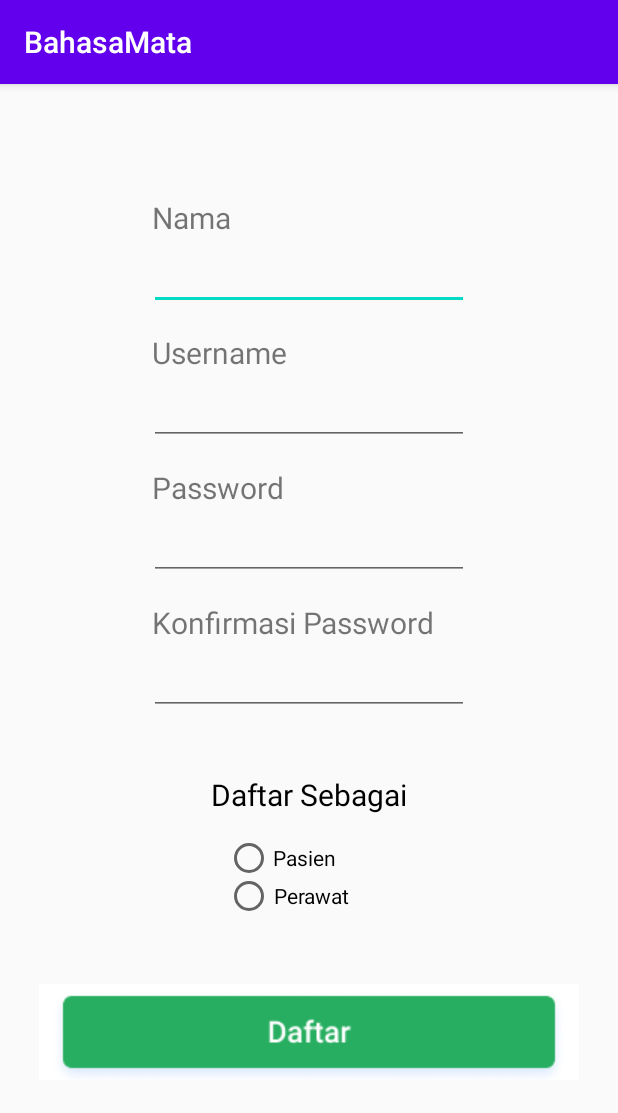
After one commit to TheoGalang/BahasaMata, an Android app: the Daftar screen opened directly, with no data from a screen before it, on a phone screen of 412 x 824 dp. The commit adds this screen. Shown: the top 1113 px of the screen. Run offline under Robolectric (Android 15) with nearby library versions, the phone set to English and light mode, and no system bars.

Commit message:
ini yang bagian main sama daftar akun

```diff
--- a/app/src/main/AndroidManifest.xml
+++ b/app/src/main/AndroidManifest.xml
@@ -9,7 +9,9 @@
         android:roundIcon="@mipmap/ic_launcher_round"
         android:supportsRtl="true"
         android:theme="@style/AppTheme">
+        <activity android:name=".Daftar"></activity>
         <activity android:name=".MainActivity">
+
             <intent-filter>
                 <action android:name="android.intent.action.MAIN" />
 
--- /dev/null
+++ b/app/src/main/java/com/example/bahasamata/Daftar.java
@@ -0,0 +1,25 @@
+package com.example.bahasamata;
+
+import androidx.appcompat.app.AppCompatActivity;
+
+import android.annotation.SuppressLint;
+import android.content.Intent;
+import android.os.Bundle;
+import android.view.View;
+import android.widget.Button;
+import android.widget.EditText;
+import android.widget.RadioButton;
+import android.widget.TextView;
+
+public class Daftar extends AppCompatActivity{
+
+    EditText nama_daftar, username_daftar, password_daftar, konfirmasip_daftar;
+    RadioButton pasien, perawat;
+
+    @Override
+    protected void onCreate(Bundle savedInstanceState){
+        super.onCreate(savedInstanceState);
+        setContentView(R.layout.activity_daftar);
+
+    }
+}
--- /dev/null
+++ b/app/src/main/res/layout/activity_daftar.xml
@@ -0,0 +1,134 @@
+<?xml version="1.0" encoding="utf-8"?>
+<RelativeLayout xmlns:android="http://schemas.android.com/apk/res/android"
+
+    xmlns:app="http://schemas.android.com/apk/res-auto"
+    xmlns:tools="http://schemas.android.com/tools"
+    android:layout_width="match_parent"
+    android:layout_height="match_parent"
+    tools:context=".Daftar">
+
+
+    <TextView
+        android:layout_width="wrap_content"
+        android:layout_height="wrap_content"
+        android:layout_marginStart="101dp"
+        android:layout_marginTop="75dp"
+        android:text="Nama"
+        android:textSize="20dp"
+        android:layout_marginLeft="101dp"
+        />
+
+    <EditText
+        android:id="@+id/daftar_nama"
+        android:layout_width="wrap_content"
+        android:layout_height="wrap_content"
+        android:layout_centerHorizontal="true"
+        android:layout_marginTop="105dp"
+        android:ems="10"
+        android:inputType="textPersonName"
+        />
+
+    <TextView
+        android:layout_width="wrap_content"
+        android:layout_height="wrap_content"
+        android:layout_marginStart="101dp"
+        android:layout_marginTop="165dp"
+        android:text="Username"
+        android:textSize="20dp"
+        android:layout_marginLeft="101dp"
+        />
+
+    <EditText
+        android:id="@+id/daftar_username"
+        android:layout_width="wrap_content"
+        android:layout_height="wrap_content"
+        android:layout_centerHorizontal="true"
+        android:layout_marginTop="195dp"
+        android:ems="10"
+        android:inputType="textPersonName"
+        />
+
+    <TextView
+        android:layout_width="wrap_content"
+        android:layout_height="wrap_content"
+        android:layout_marginStart="101dp"
+        android:layout_marginTop="255dp"
+        android:text="Password"
+        android:textSize="20dp"
+        android:layout_marginLeft="101dp"
+        />
+
+    <EditText
+        android:id="@+id/daftar_password"
+        android:layout_width="wrap_content"
+        android:layout_height="wrap_content"
+        android:layout_centerHorizontal="true"
+        android:layout_marginTop="285dp"
+        android:ems="10"
+        android:inputType="numberPassword"
+        />
+
+    <TextView
+        android:layout_width="wrap_content"
+        android:layout_height="wrap_content"
+        android:layout_marginStart="101dp"
+        android:layout_marginTop="345dp"
+        android:text="Konfirmasi Password"
+        android:textSize="20dp"
+        android:layout_marginLeft="101dp"
+        />
+
+    <EditText
+        android:id="@+id/daftar_password_konfirmasi"
+        android:layout_width="wrap_content"
+        android:layout_height="wrap_content"
+        android:layout_centerHorizontal="true"
+        android:layout_marginTop="375dp"
+        android:ems="10"
+        android:inputType="numberPassword"
+        />
+
+    <TextView
+        android:layout_width="wrap_content"
+        android:layout_height="wrap_content"
+        android:layout_centerHorizontal="true"
+        android:layout_marginStart="101dp"
+        android:layout_marginTop="460dp"
+        android:text="Daftar Sebagai"
+        android:textColor="#000000"
+        android:textSize="20dp"
+        android:layout_marginLeft="101dp"
+        />
+
+    <RadioButton
+        android:id="@+id/radioButton_pasien"
+        android:gravity="center"
+        android:layout_width="wrap_content"
+        android:layout_height="wrap_content"
+        android:layout_marginStart="150dp"
+        android:layout_marginTop="500dp"
+        android:text="Pasien"
+        android:layout_marginLeft="150dp" />
+
+    <RadioButton
+        android:id="@+id/radioButton_perawat"
+        android:gravity="center"
+        android:layout_width="wrap_content"
+        android:layout_height="wrap_content"
+        android:layout_marginStart="150dp"
+        android:layout_marginTop="525dp"
+        android:text="Perawat"
+        android:layout_marginLeft="150dp" />
+
+    <ImageButton
+        android:id="@+id/button_daftar"
+        android:layout_width="wrap_content"
+        android:layout_height="wrap_content"
+        android:layout_centerHorizontal="true"
+        android:layout_marginTop="600dp"
+        android:background="@null"
+        app:srcCompat="@drawable/daftar_button"
+        />
+
+
+</RelativeLayout>
--- a/build.gradle
+++ b/build.gradle
@@ -8,7 +8,7 @@ buildscript {
 
     }
     dependencies {
-        classpath 'com.android.tools.build:gradle:3.6.0'
+        classpath 'com.android.tools.build:gradle:4.1.2'
 
 
         // NOTE: Do not place your application dependencies here; they belong
```
Also changed, not shown: app/src/main/java/com/example/bahasamata/MainActivity.java (+31 -0 lines), app/src/main/res/layout/activity_main.xml (+53 -7 lines), app/src/main/res/drawable/daftar_button.png (added), app/src/main/res/drawable/logo.png (added), gradle/wrapper/gradle-wrapper.properties.
